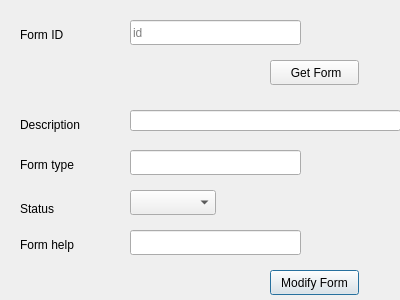
The window that HyperPosV1/Authorization/Presentation/modifyForm.ui (shymaa123456/hyperpos_sh) describes before a commit, drawn with Qt 5.
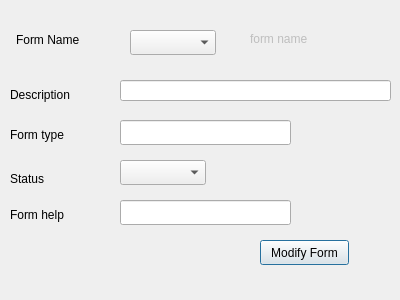
The same window after the commit.

```diff
--- a/HyperPosV1/Authorization/Presentation/modifyForm.ui
+++ b/HyperPosV1/Authorization/Presentation/modifyForm.ui
@@ -16,8 +16,8 @@
   <widget class="QLineEdit" name="LE_help">
    <property name="geometry">
     <rect>
-     <x>130</x>
-     <y>230</y>
+     <x>120</x>
+     <y>200</y>
      <width>171</width>
      <height>25</height>
     </rect>
@@ -29,8 +29,8 @@
   <widget class="QComboBox" name="CMB_formStatus">
    <property name="geometry">
     <rect>
-     <x>130</x>
-     <y>190</y>
+     <x>120</x>
+     <y>160</y>
      <width>86</width>
      <height>25</height>
     </rect>
@@ -39,8 +39,8 @@
   <widget class="QLabel" name="label_7">
    <property name="geometry">
     <rect>
-     <x>20</x>
-     <y>150</y>
+     <x>10</x>
+     <y>120</y>
      <width>99</width>
      <height>29</height>
     </rect>
@@ -52,8 +52,8 @@
   <widget class="QLineEdit" name="LE_type">
    <property name="geometry">
     <rect>
-     <x>130</x>
-     <y>150</y>
+     <x>120</x>
+     <y>120</y>
      <width>171</width>
      <height>25</height>
     </rect>
@@ -65,8 +65,8 @@
   <widget class="QLabel" name="label_8">
    <property name="geometry">
     <rect>
-     <x>20</x>
-     <y>230</y>
+     <x>10</x>
+     <y>200</y>
      <width>99</width>
      <height>29</height>
     </rect>
@@ -78,8 +78,8 @@
   <widget class="QLabel" name="label_3">
    <property name="geometry">
     <rect>
-     <x>20</x>
-     <y>110</y>
+     <x>10</x>
+     <y>80</y>
      <width>99</width>
      <height>29</height>
     </rect>
@@ -91,8 +91,8 @@
   <widget class="QLineEdit" name="LE_desc">
    <property name="geometry">
     <rect>
-     <x>130</x>
-     <y>110</y>
+     <x>120</x>
+     <y>80</y>
      <width>271</width>
      <height>21</height>
     </rect>
@@ -101,8 +101,8 @@
   <widget class="QPushButton" name="BTN_modifyForm">
    <property name="geometry">
     <rect>
-     <x>270</x>
-     <y>270</y>
+     <x>260</x>
+     <y>240</y>
      <width>89</width>
      <height>25</height>
     </rect>
@@ -114,8 +114,8 @@
   <widget class="QLabel" name="label">
    <property name="geometry">
     <rect>
-     <x>20</x>
-     <y>200</y>
+     <x>10</x>
+     <y>170</y>
      <width>67</width>
      <height>17</height>
     </rect>
@@ -124,43 +124,46 @@
     <string>Status</string>
    </property>
   </widget>
-  <widget class="QLineEdit" name="LE_id">
+  <widget class="QComboBox" name="CMB_formName">
    <property name="geometry">
     <rect>
      <x>130</x>
-     <y>20</y>
-     <width>171</width>
+     <y>30</y>
+     <width>86</width>
      <height>25</height>
     </rect>
    </property>
-   <property name="placeholderText">
-    <string>id</string>
-   </property>
   </widget>
-  <widget class="QPushButton" name="BTN_getForm">
+  <widget class="QLabel" name="label_2">
    <property name="geometry">
     <rect>
-     <x>270</x>
-     <y>60</y>
-     <width>89</width>
-     <height>25</height>
+     <x>16</x>
+     <y>30</y>
+     <width>81</width>
+     <height>20</height>
     </rect>
    </property>
    <property name="text">
-    <string> Get Form</string>
+    <string>Form Name</string>
    </property>
   </widget>
-  <widget class="QLabel" name="label_9">
+  <widget class="QLabel" name="LB_formID">
+   <property name="enabled">
+    <bool>false</bool>
+   </property>
    <property name="geometry">
     <rect>
-     <x>20</x>
-     <y>20</y>
-     <width>99</width>
-     <height>29</height>
+     <x>250</x>
+     <y>30</y>
+     <width>141</width>
+     <height>17</height>
     </rect>
    </property>
+   <property name="frameShape">
+    <enum>QFrame::NoFrame</enum>
+   </property>
    <property name="text">
-    <string>Form ID</string>
+    <string>form name</string>
    </property>
   </widget>
  </widget>
```
